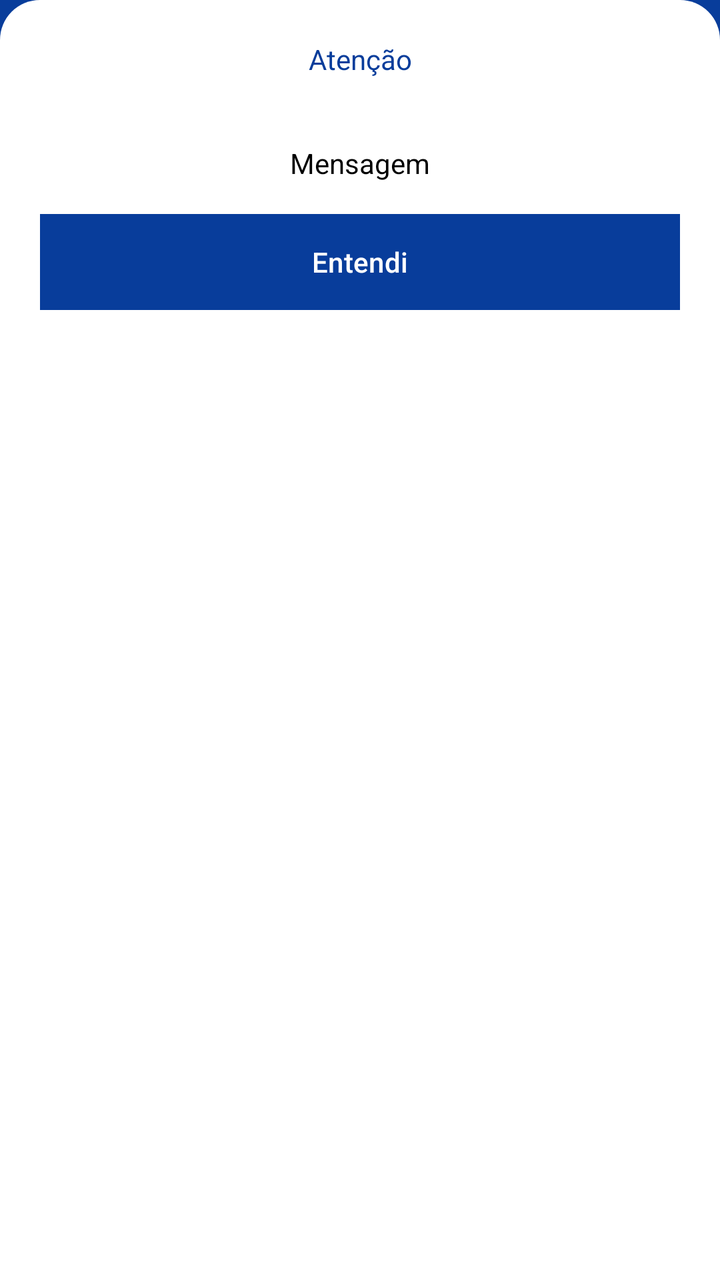
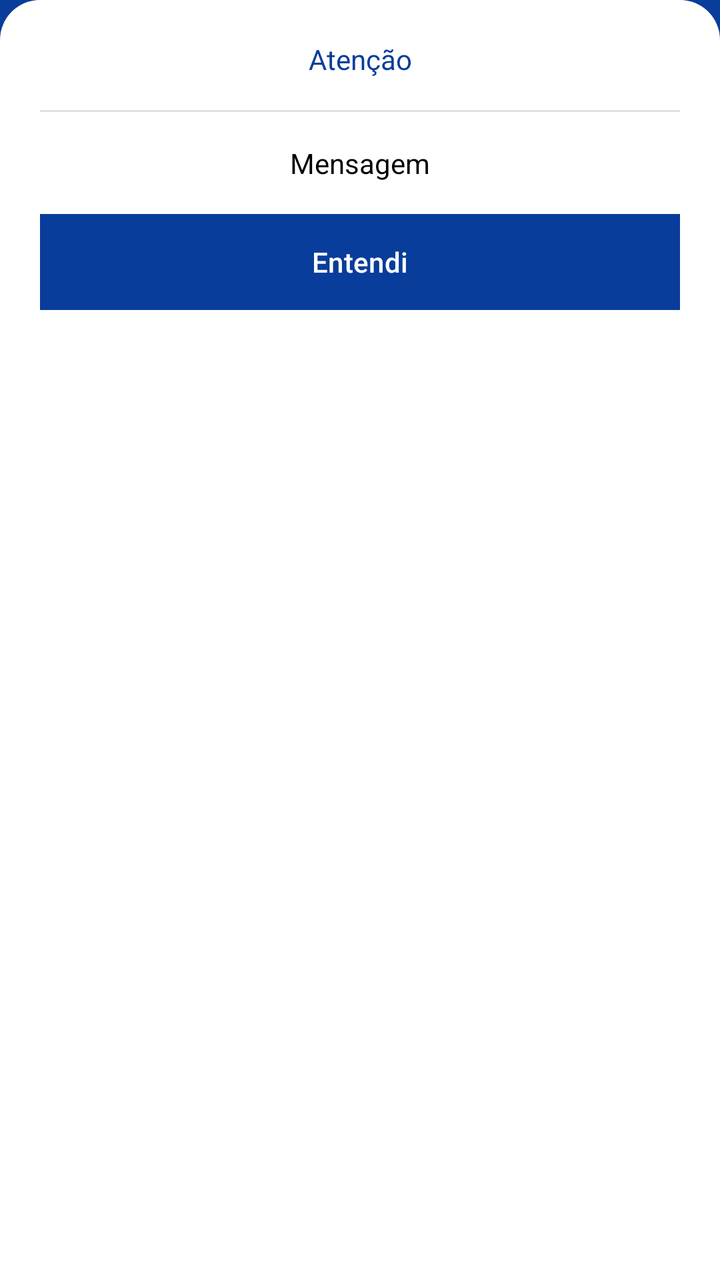

Compare the two renders of this Android layout. The source of the first and the diff that turns it into the second are given below.
<!-- AndroidManifest.xml: application theme Theme.Task -->
<!-- res/layout/bottom_sheet.xml -->
<?xml version="1.0" encoding="utf-8"?>
<LinearLayout xmlns:android="http://schemas.android.com/apk/res/android"
    android:orientation="vertical"
    android:layout_width="match_parent"
    android:layout_height="wrap_content"
    android:background="@drawable/bg_bottom_sheet"
    android:padding="20dp">

    <TextView
        android:layout_width="match_parent"
        android:layout_height="wrap_content"
        android:id="@+id/textviewTitle"
        android:textAlignment="center"
        android:textColor="@color/color_default"
        android:text="Atenção" />

    <View
        android:layout_width="match_parent"
        android:layout_height="1dp"
        android:layout_marginTop="16dp"
        android:background="actionBarDivider" />

    <TextView
        android:layout_width="match_parent"
        android:layout_height="wrap_content"
        android:id="@+id/textviewMessage"
        android:layout_marginTop="16dp"
        android:textAlignment="center"
        android:textColor="@color/black"
        android:text="Mensagem" />

    <com.google.android.material.button.MaterialButton
        android:layout_width="match_parent"
        android:layout_height="wrap_content"
        android:id="@+id/buttonOk"
        android:layout_marginTop="16dp"
        android:background="@drawable/bg_btn"
        android:text="Entendi"
        android:textColor="@color/white"
        android:backgroundTint="@color/color_default" />
</LinearLayout>
<!-- resources referenced by this layout -->
<resources>
  <color name="black">#FF000000</color>
  <color name="color_default">#083D9B</color>
  <color name="white">#FFFFFFFF</color>
  <!-- drawable bg_bottom_sheet (drawable) -->
  <?xml version="1.0" encoding="utf-8"?>
  <shape xmlns:android="http://schemas.android.com/apk/res/android"
      android:shape="rectangle">
  
      <solid android:color="@color/white" />
      <corners android:topLeftRadius="20dp"
          android:topRightRadius="20dp" />
  
  </shape>
  <!-- drawable bg_btn (drawable) -->
  <?xml version="1.0" encoding="utf-8"?>
  <shape xmlns:android="http://schemas.android.com/apk/res/android"
      android:shape="rectangle">
  
      <solid android:color="@color/white"/>
      <solid android:radius="5dp"/>
  </shape>
  <style name="Theme.Task" parent="Base.Theme.Task" />
  <style name="Base.Theme.Task" parent="Theme.Material3.DayNight.NoActionBar">
          
          <item name="colorPrimary">@color/color_default</item>
          <item name="colorPrimaryVariant">@color/color_default</item>
          <item name="android:windowBackground">@color/color_default</item>
      </style>
</resources>

<!-- the commit's change to res/layout/bottom_sheet.xml (unified diff, before → after) -->
@@ -18,7 +18,7 @@
         android:layout_width="match_parent"
         android:layout_height="1dp"
         android:layout_marginTop="16dp"
-        android:background="actionBarDivider" />
+        android:background="?actionBarDivider" />
 
     <TextView
         android:layout_width="match_parent"
